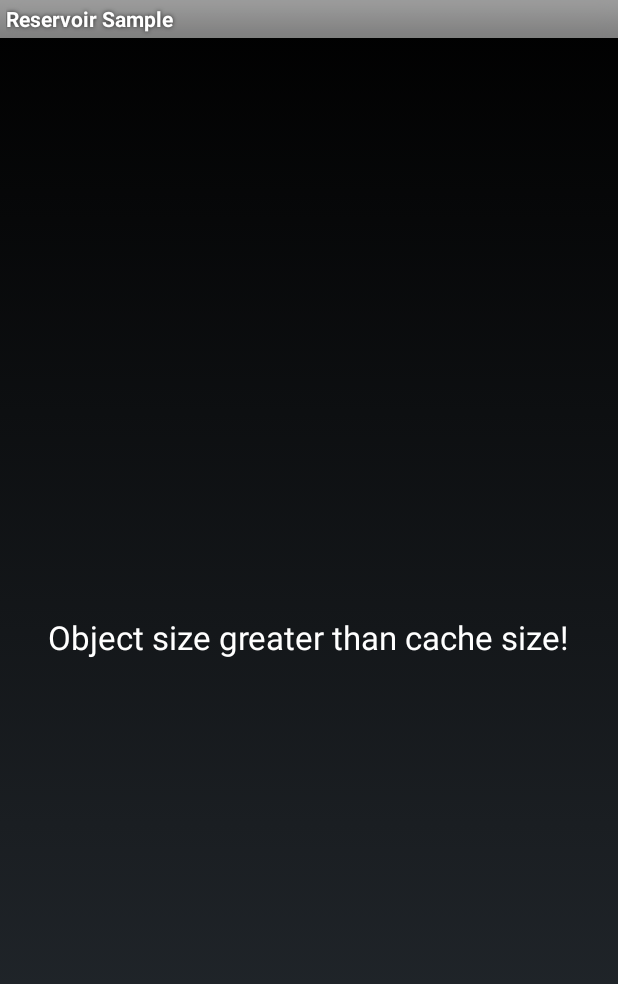
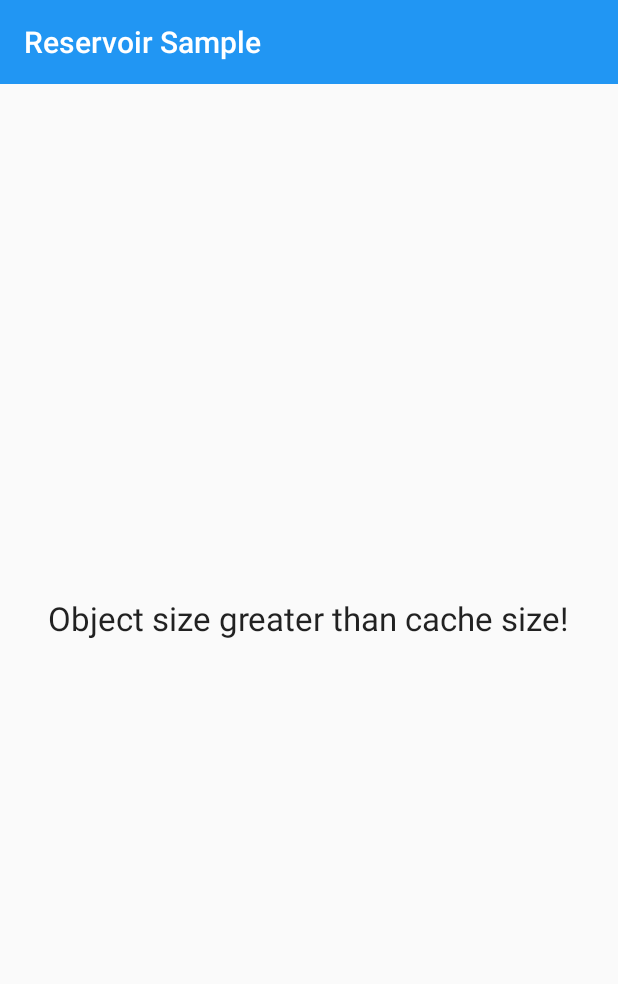
Before and after one commit to anupcowkur/Reservoir, an Android app: the screen it shows after launch (MainActivity), on a phone screen of 412 x 824 dp. Shown: the top 984 px of the screen. Run offline under Robolectric (Android 15) with nearby library versions, the phone set to English and light mode, and no system bars; libraries missing offline, so code that uses them is left out: com.jakewharton.disklrucache, rx.android.schedulers, rx.schedulers; 2 statements that could not run were skipped.

Commit message:
materialized the sample

```diff
--- a/Sample/build.gradle
+++ b/Sample/build.gradle
@@ -32,6 +32,7 @@ android {
 dependencies {
     compile project(':Library')
 
+    compile 'com.android.support:appcompat-v7:22.0.0'
     androidTestCompile 'com.android.support.test:testing-support-lib:0.1'
     androidTestCompile 'com.android.support.test.espresso:espresso-core:2.0'
     androidTestCompile 'io.reactivex:rxandroid:0.24.0'
--- a/Sample/src/main/java/com/anupcowkur/reservoirsample/MainActivity.java
+++ b/Sample/src/main/java/com/anupcowkur/reservoirsample/MainActivity.java
@@ -1,14 +1,15 @@
 package com.anupcowkur.reservoirsample;
 
-import android.app.Activity;
 import android.os.Bundle;
+import android.support.v7.app.ActionBarActivity;
+import android.support.v7.widget.Toolbar;
 import android.widget.TextView;
 
 import com.anupcowkur.reservoir.Reservoir;
 import com.anupcowkur.reservoir.ReservoirGetCallback;
 import com.anupcowkur.reservoir.ReservoirPutCallback;
 
-public class MainActivity extends Activity {
+public class MainActivity extends ActionBarActivity {
 
     private static final String TEST_STRING = "my test string";
     private static final String KEY = "myKey";
@@ -18,6 +19,8 @@ public class MainActivity extends Activity {
     protected void onCreate(Bundle savedInstanceState) {
         super.onCreate(savedInstanceState);
         setContentView(R.layout.activity_main);
+
+        setSupportActionBar((Toolbar) findViewById(R.id.toolbar));
 
         tv_status = (TextView) findViewById(R.id.tv_status);
 
--- a/Sample/src/main/res/layout/activity_main.xml
+++ b/Sample/src/main/res/layout/activity_main.xml
@@ -1,17 +1,23 @@
 <RelativeLayout xmlns:android="http://schemas.android.com/apk/res/android"
-    android:layout_width="match_parent"
-    android:layout_height="match_parent"
-    android:paddingLeft="@dimen/reservoir_activity_horizontal_margin"
-    android:paddingRight="@dimen/reservoir_activity_horizontal_margin"
-    android:paddingTop="@dimen/reservoir_activity_vertical_margin"
-    android:paddingBottom="@dimen/reservoir_activity_vertical_margin">
+                xmlns:app="http://schemas.android.com/apk/res-auto"
+                android:layout_width="match_parent"
+                android:layout_height="match_parent">
+
+    <android.support.v7.widget.Toolbar
+        android:id="@+id/toolbar"
+        android:layout_width="match_parent"
+        android:layout_height="wrap_content"
+        android:background="?attr/colorPrimary"
+        android:minHeight="?attr/actionBarSize"
+        app:popupTheme="@style/ThemeOverlay.AppCompat.Light"
+        app:theme="@style/ThemeOverlay.AppCompat.Dark.ActionBar"/>
 
     <TextView
         android:id="@+id/tv_status"
         android:layout_width="wrap_content"
         android:layout_height="wrap_content"
-        android:textAppearance="?android:attr/textAppearanceLarge"
+        android:layout_centerHorizontal="true"
+        android:layout_centerVertical="true"
         android:text="@string/reservoir_loading"
-        android:layout_centerVertical="true"
-        android:layout_centerHorizontal="true" />
+        android:textAppearance="?android:attr/textAppearanceLarge"/>
 </RelativeLayout>
--- /dev/null
+++ b/Sample/src/main/res/values/colors.xml
@@ -0,0 +1,11 @@
+<?xml version="1.0" encoding="utf-8"?>
+<resources>
+  <color name="primary">#2196F3</color>
+  <color name="primary_dark">#1976D2</color>
+  <color name="primary_light">#BBDEFB</color>
+  <color name="accent">#2196F3</color>
+  <color name="primary_text">#212121</color>
+  <color name="secondary_text">#727272</color>
+  <color name="icons">#FFFFFF</color>
+  <color name="divider">#B6B6B6</color>
+</resources>
--- a/Sample/src/main/res/values/styles.xml
+++ b/Sample/src/main/res/values/styles.xml
@@ -1,8 +1,11 @@
 <resources>
 
-    <!-- Base application theme. -->
-    <style name="ReservoirAppTheme" parent="android:Theme">
-        <!-- Customize your theme here. -->
+    <style name="ReservoirAppTheme" parent="Theme.AppCompat.Light.NoActionBar">
+        <item name="colorPrimary">@color/primary</item>
+        <item name="colorPrimaryDark">@color/primary_dark</item>
+        <item name="colorAccent">@color/accent</item>
+        <item name="icon">@color/icons</item>
+        <item name="divider">@color/divider</item>
     </style>
 
 </resources>
```
Also changed, not shown: Sample/src/main/AndroidManifest.xml (+4 -5 lines).
